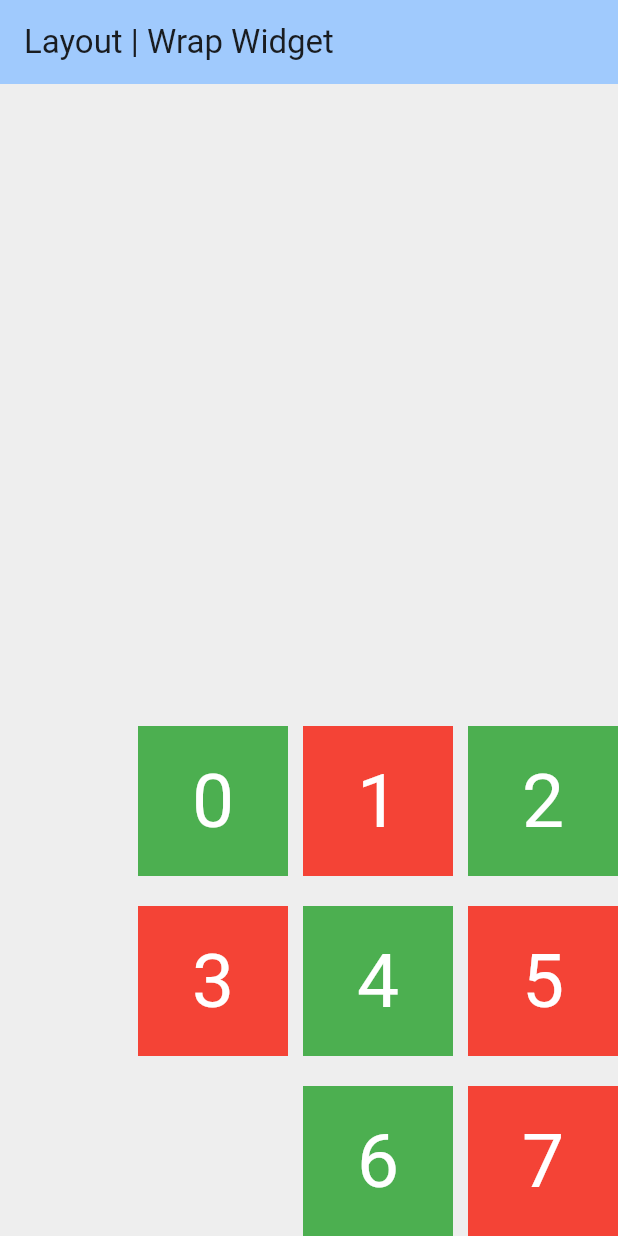
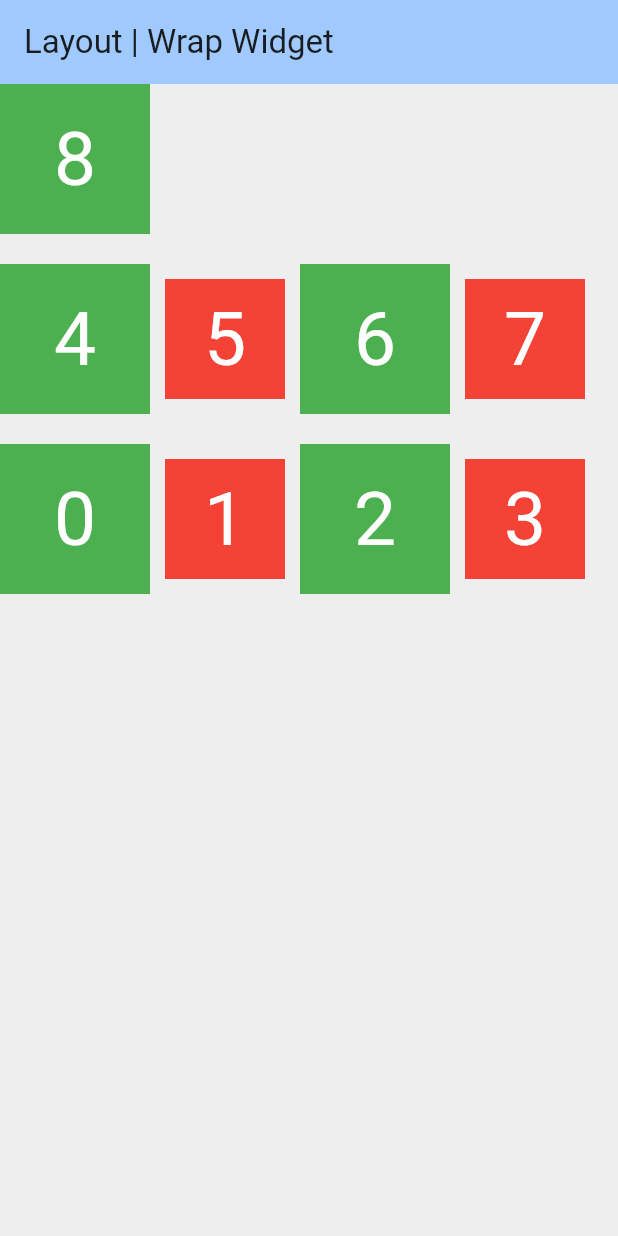
Before and after one commit to aulafirdaus/learn_flutter, a Flutter app: the screen it shows after launch, on a phone screen of 412 x 824 dp. Run offline on Flutter 3.47's test engine with Material 3 defaults, Android fonts, the phone set to English and light mode, and no system bars.

Commit message:
wrap: belajar wrap untuk tataletak/responsif part 2

```diff
--- a/lib/home_view.dart
+++ b/lib/home_view.dart
@@ -16,14 +16,16 @@ class HomePage extends StatelessWidget {
         height: double.infinity,
         child: Wrap(
           // Wrap adalah widget untuk membuat layout yang dinamis, fleksibel dan responsif menyesuaikan ukuran layar device.
-          direction: Axis.horizontal, // untuk mengubah urutan widget, secara default urutannya horizontal(dari kiri ke kakan).
+          // direction: Axis.horizontal, // untuk mengubah urutan widget, secara default urutannya horizontal(dari kiri ke kakan).
           spacing: 10, //untuk memberikan jarak secara horizontal
           runSpacing: 20, //untuk memberikan jarak secara vertikal
-          runAlignment: WrapAlignment.end, //runAlignment untuk menentukan posisi awal dari alignment, jika runAlignment nya "start" berarti alignment nya menempel diatas, begitu sebaliknya.
-          alignment: WrapAlignment.end, //wrapalignment untuk mengatur posisi index, jika "end" index nya menempel di kanan, jika "start" menempel di kiri, jika "center" berarti menempel diatas/tengah.
-          children: List.generate(8, (index) => Container(
-            width: 100,
-            height: 100,
+          crossAxisAlignment: WrapCrossAlignment.center, //crossAxisAlignment untuk mengatur tataletak index/container nya, default nya "start" itu baris atas nya lurus dengan index/container lainnya. crossAxisAlignment untuk mengatur tataletak PER widget/index/container nya.
+          runAlignment: WrapAlignment.end, //runAlignment untuk menentukan posisi awal dari alignment, jika runAlignment nya "start" berarti alignment nya menempel diatas, begitu sebaliknya. runAlignment untuk mengatur tataletak KUMPULAN widget/index/container nya.
+          // alignment: WrapAlignment.end, //wrapalignment untuk mengatur posisi index, jika "end" index nya menempel di kanan, jika "start" menempel di kiri, jika "center" berarti menempel diatas/tengah.
+          verticalDirection: VerticalDirection.up, //jika VerticalDirection nya up, angka 0 nya dimulai dari bawah, jika down angka 0 nya dimulai dari atas.
+          children: List.generate(9, (index) => Container(
+            width: index % 2 == 0 ? 100 : 80,
+            height: index % 2 == 0 ? 100 : 80,
             color: index % 2 == 0 ? Colors.green : Colors.red, //jika indexContainer habis dibagi 2 maka warna hijau jika tidak warna merah
             child: Center(
               child: Text(index.toString(),
```
